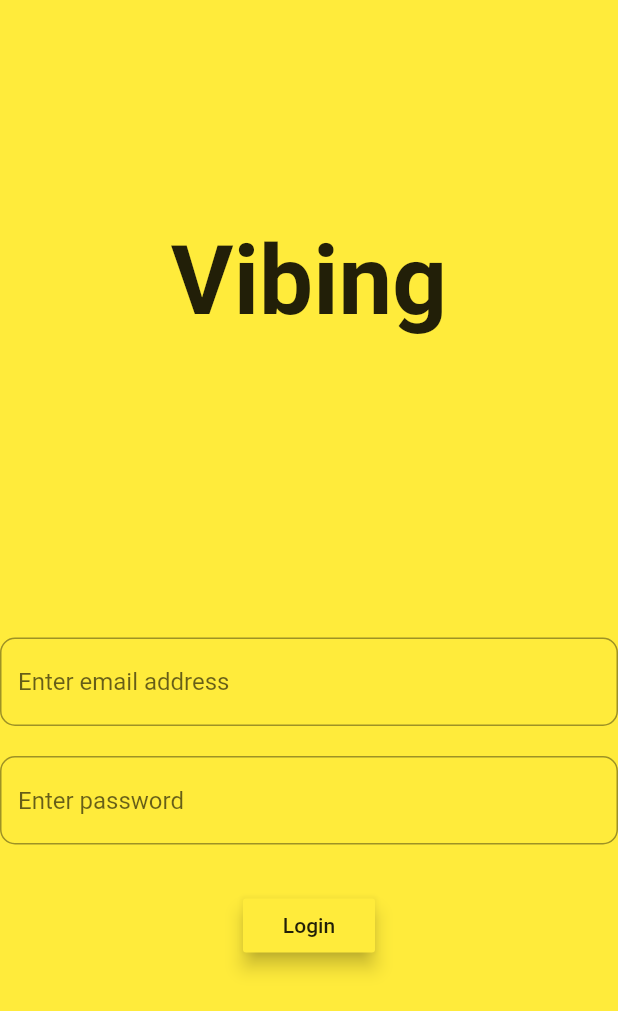
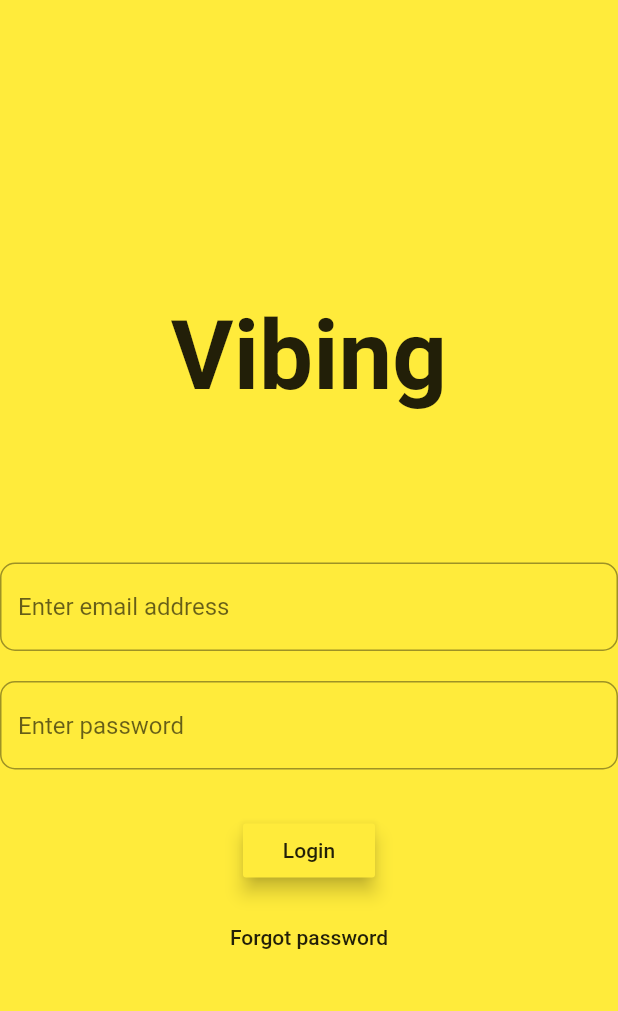
Before and after one commit to Enigma04/vibing, a Flutter app: the screen it shows after launch, on a phone screen of 412 x 824 dp. Shown: the top 1011 px of the screen. Run offline on Flutter 3.47's test engine with Material 2 defaults, Android fonts, the phone set to English and light mode, and no system bars.

Commit message:
added a flatbutton for forgot password and navigated it to another page

```diff
--- a/lib/User_Login.dart
+++ b/lib/User_Login.dart
@@ -1,6 +1,7 @@
 import'package:flutter/widgets.dart';
 import'package:flutter/foundation.dart';
 import'package:flutter/material.dart';
+import 'package:vibing/forgot_password.dart';
 import 'package:vibing/main.dart';
 
 class UserLogin extends StatelessWidget {
@@ -45,14 +46,14 @@ class UserLogin extends StatelessWidget {
       backgroundColor: Colors.yellow,
       body: Column(
         children: <Widget>[
-          SizedBox(height: 150,),
+          SizedBox(height: 200,),
           Text('Vibing',
           style:TextStyle(
               fontWeight: FontWeight.bold,
             fontSize: 64,
           ),
           ),
-          SizedBox(height: 200,),
+          SizedBox(height: 100,),
          _email,
         SizedBox(height: 20,),
         _pass,
@@ -71,7 +72,12 @@ class UserLogin extends StatelessWidget {
       else
         print('Incorrect username or password');
     }
-    )
+    ),
+    SizedBox(height:10),
+    FlatButton(
+      child: Text('Forgot password'),
+      onPressed: ()=> Navigator.push(context, MaterialPageRoute(builder:(context)=>ForgotPassword()),)
+    ),
     ],
       ),
     );
--- a/lib/main.dart
+++ b/lib/main.dart
@@ -4,6 +4,7 @@ import 'package:vibing/User_Login.dart';
 import 'package:vibing/User_Profile.dart';
 import 'package:vibing/collaboration.dart';
 import 'package:vibing/feed.dart';
+import 'package:vibing/forgot_password.dart';
 import 'package:vibing/settings.dart';
 import 'package:vibing/side_menu.dart';
 import 'package:vibing/your_sound_recording_list.dart';
@@ -25,6 +26,8 @@ class MyApp extends StatelessWidget {
         '/settings':(BuildContext context)=> new Settings(),
         '/your_sound_recording':(BuildContext context)=> new UserSoundRecordingList(),
         '/home':(BuildContext context)=> new Home(),
+        '/user_login':(BuildContext context)=> new UserLogin(),
+        '/forgot_password':(BuildContext context)=> new ForgotPassword(),
       },
       home: Home()
     );
@@ -74,7 +77,7 @@ class Home extends StatelessWidget {
                 trailing: Icon(
                   Icons.keyboard_tab
                 ),
-                onTap: null,
+                onTap: (){Navigator.push(context, MaterialPageRoute(builder:(context)=>UserLogin()),);},
               ),
               ListTile(
                 title: Text('Cancel'),
```
Also changed, not shown: lib/forgot_password.dart (added, +21 -0 lines).
